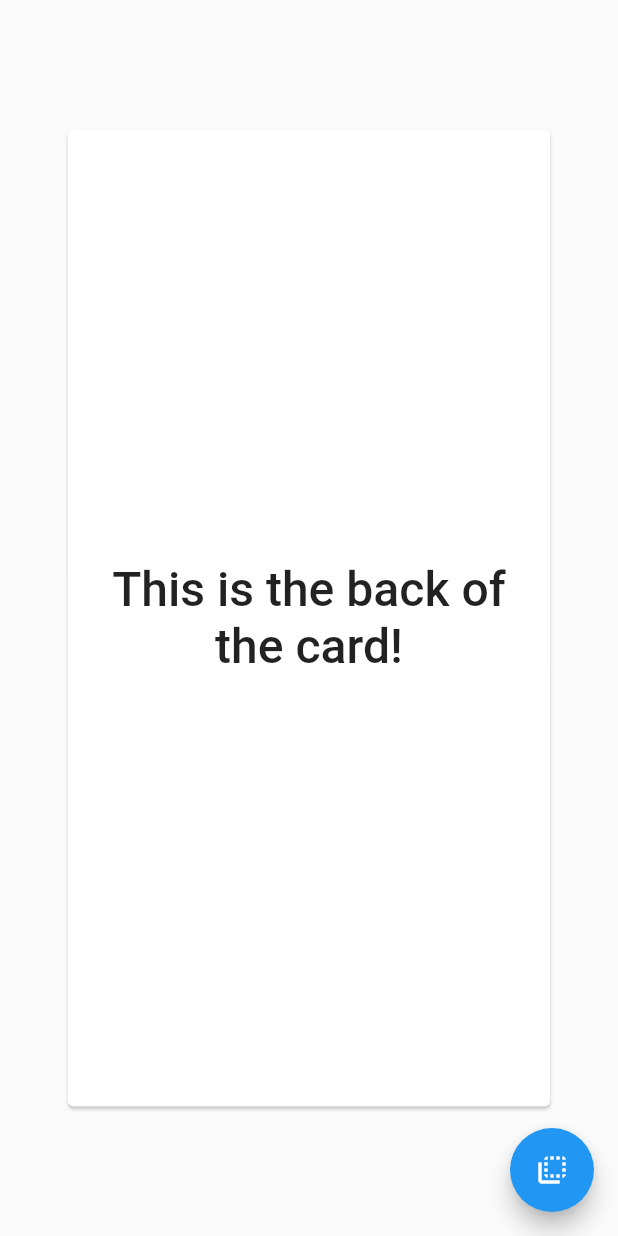
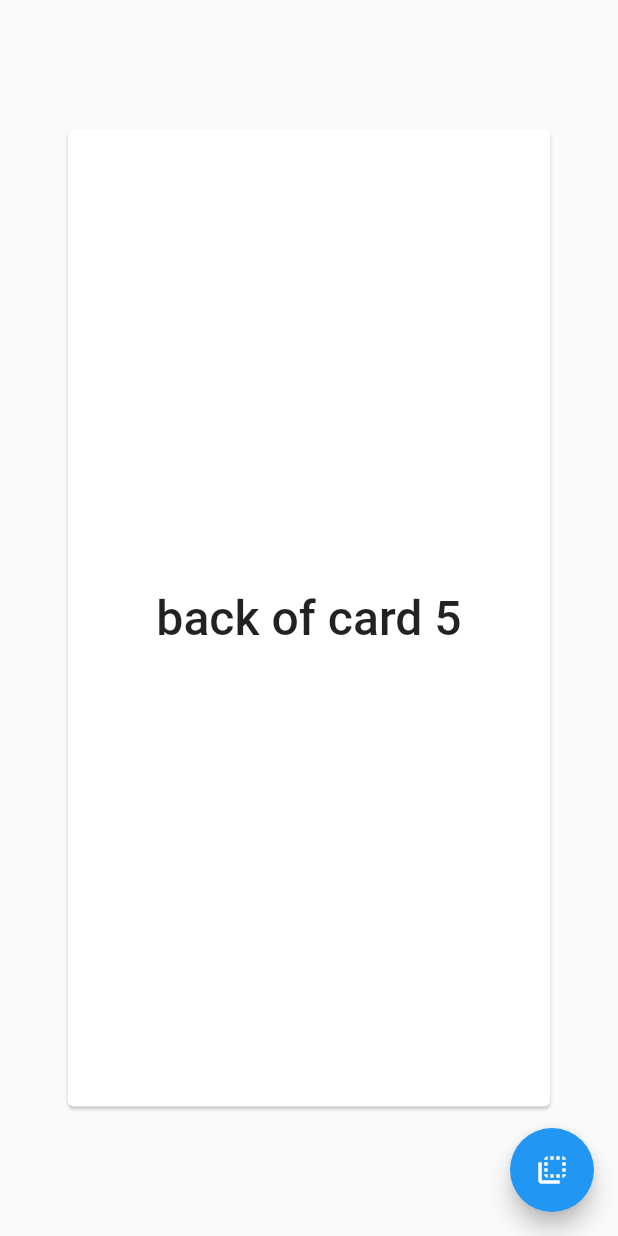
Before and after one commit to thmsdnnr/docent, a Flutter app: the screen it shows after launch, after a tap on the "flip to back" icon, on a phone screen of 412 x 824 dp. Run offline on Flutter 3.47's test engine with Material 2 defaults, Android fonts, the phone set to English and light mode, and no system bars.

Commit message:
Hooray, we now have a Deck of cards

```diff
--- a/lib/main.dart
+++ b/lib/main.dart
@@ -6,6 +6,41 @@ import 'package:flutter/rendering.dart';
 void main() => runApp(MyApp());
 
 enum FlashCardSide { front, back }
+
+class Deck {
+  Deck(this.id, this.title, this.cards, this.tags);
+
+  String id;
+  String title;
+  List<FlashCard> cards;
+  List<String> tags;
+
+  String toString() {
+    return "$id ${cards.toString()}";
+  }
+
+  Deck.fromJson(String jsonString) {
+    final Map jsonData = json.decode(jsonString);
+    id = jsonData["id"];
+    title = jsonData["title"];
+    cards = List.from(
+        jsonData["cards"].map((card) => new FlashCard.fromObject(card)));
+    tags = List.from(jsonData["tags"]);
+  }
+
+  Map toJson() {
+    return {
+      "id": id,
+      "title": title,
+      "tags": tags.toString(),
+      "cards": cards.toString()
+    };
+  }
+
+  List<FlashCard> getCards() {
+    return cards;
+  }
+}
 
 class FlashCard {
   FlashCard(this.id, this.title, this.front, this.back, this.tags, this.decks);
@@ -29,6 +64,15 @@ class FlashCard {
     back = jsonData["back"];
     tags = List.from(jsonData["tags"]);
     decks = List.from(jsonData["decks"]);
+  }
+
+  FlashCard.fromObject(flashcardObj) {
+    id = flashcardObj["id"];
+    title = flashcardObj["title"];
+    front = flashcardObj["front"];
+    back = flashcardObj["back"];
+    tags = List.from(flashcardObj["tags"]);
+    decks = List.from(flashcardObj["decks"]);
   }
 
   Map toJson() {
@@ -93,30 +137,42 @@ class _MyHomePageState extends State<MyHomePage> {
   static final Icon flipToFront = new Icon(Icons.flip_to_front);
   Icon _thisIcon = flipToBack;
 
-  static String theJSON =
-      """{"id":"a globally unique ID to identify the card","title":"an optional title","front":
-  "This is the front of the card!","back":"This is the back of the card!","tags":["a","list","of","tags",
-  "that","the","card","has"],"decks":["a","list","of","globally unique","deck IDs","that","this","Card",
-  "Belongs","to"]}""";
-  FlashCard _card = new FlashCard.fromJson(theJSON);
+  static String testDeck =
+      """{"id":"the-deck-id","title":"atestdeck","tags":["some","deck","tags"],"cards":[
+    {"id":"uniq-id-0","title":"card 0","front":"front of card 0","back":"back of card 0","tags":["list","of","tags"],"decks":["a","list"]},
+    {"id":"uniq-id-1","title":"card 1","front":"front of card 1","back":"back of card 1","tags":["list","of","tags"],"decks":["a","list"]},
+    {"id":"uniq-id-2","title":"card 2","front":"front of card 2","back":"back of card 2","tags":["list","of","tags"],"decks":["a","list"]},
+    {"id":"uniq-id-3","title":"card 3","front":"front of card 3","back":"back of card 3","tags":["list","of","tags"],"decks":["a","list"]},
+    {"id":"uniq-id-4","title":"card 4","front":"front of card 4","back":"back of card 4","tags":["list","of","tags"],"decks":["a","list"]},
+    {"id":"uniq-id-5","title":"card 5","front":"front of card 5","back":"back of card 5","tags":["list","of","tags"],"decks":["a","list"]},
+    {"id":"uniq-id-6","title":"card 6","front":"front of card 6","back":"back of card 6","tags":["list","of","tags"],"decks":["a","list"]},
+    {"id":"uniq-id-7","title":"card 7","front":"front of card 7","back":"back of card 7","tags":["list","of","tags"],"decks":["a","list"]},
+    {"id":"uniq-id-8","title":"card 8","front":"front of card 8","back":"back of card 8","tags":["list","of","tags"],"decks":["a","list"]},
+    {"id":"uniq-id-9","title":"card 9","front":"front of card 9","back":"back of card 9","tags":["list","of","tags"],"decks":["a","list"]}]}""";
+
+  Deck _deck = new Deck.fromJson(testDeck);
+  List<FlashCard> _cardList;
+  FlashCard _activeCard;
+  int _activeCardIdx = 5;
 
   @override
   initState() {
     super.initState();
-    _cardToShow = _card.toWidget(sideToDisplay: _shownSide);
+    _cardList = _deck.getCards();
+    _activeCard = _cardList[_activeCardIdx];
+    _cardToShow = _activeCard.toWidget(sideToDisplay: _shownSide);
   }
 
   void _flipCard() {
     setState(() {
       if (_shownSide == FlashCardSide.front) {
         _shownSide = FlashCardSide.back;
-        _cardToShow = _card.toWidget(sideToDisplay: _shownSide);
         _thisIcon = flipToBack;
       } else {
         _shownSide = FlashCardSide.front;
-        _cardToShow = _card.toWidget(sideToDisplay: _shownSide);
         _thisIcon = flipToFront;
       }
+      _cardToShow = _activeCard.toWidget(sideToDisplay: _shownSide);
     });
   }
 
```
